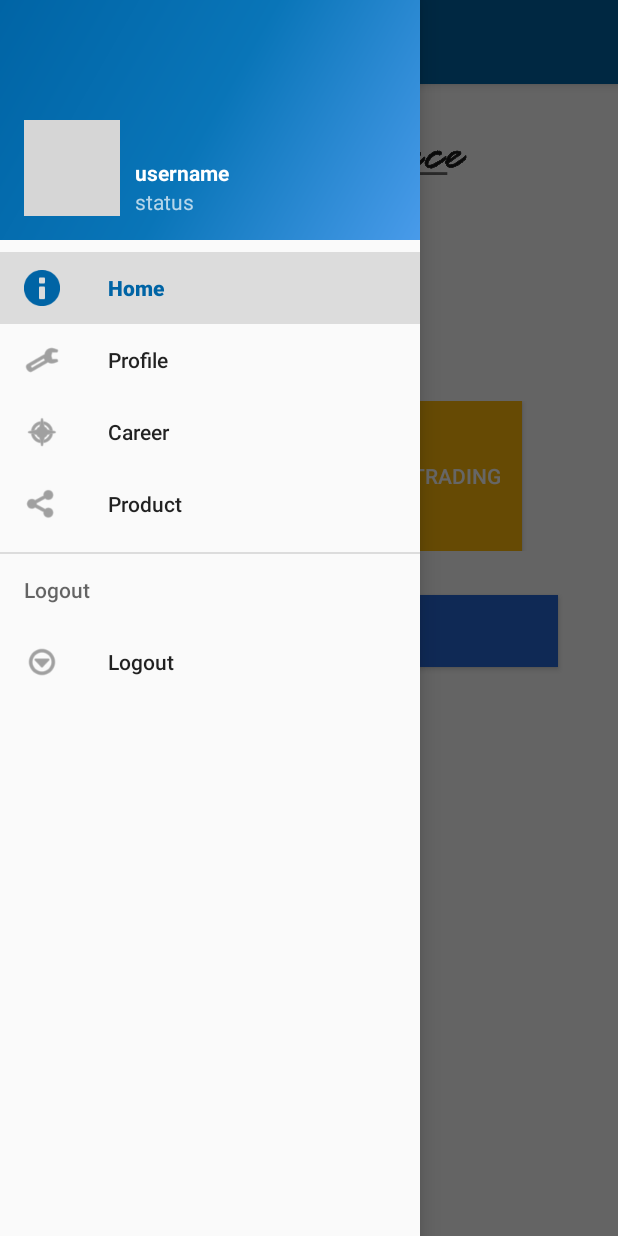
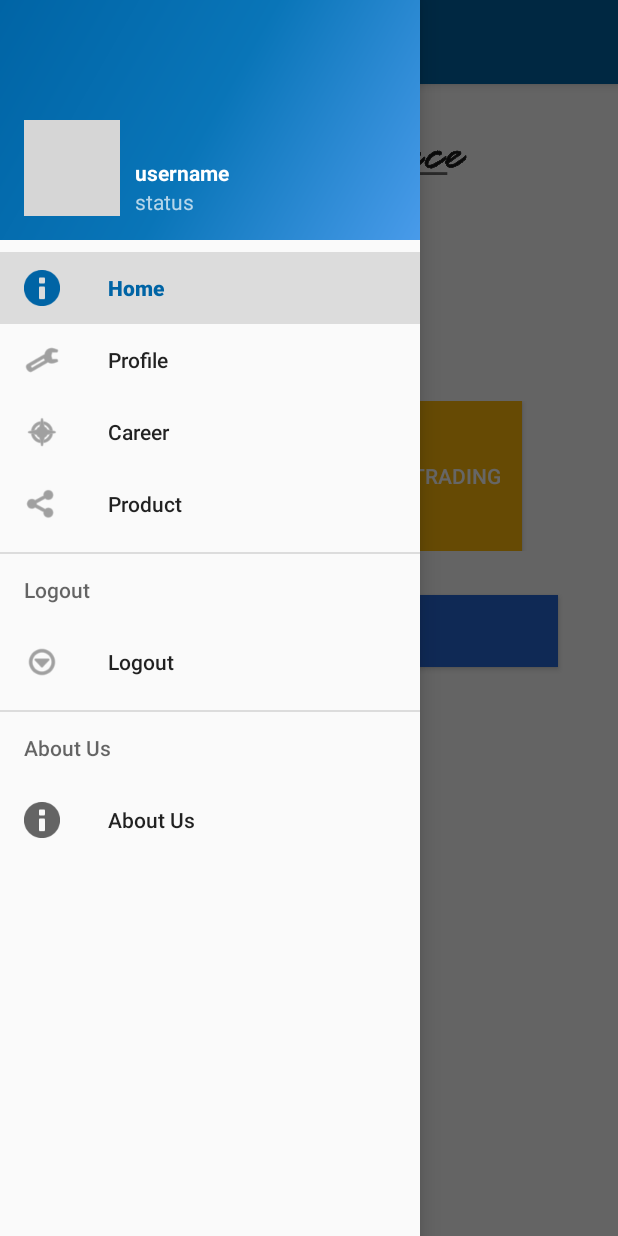
Before and after one commit to semmiverian/androidSkripsi, an Android app: the home_activity screen opened directly, with no data from a screen before it, with the side drawer open, on a phone screen of 412 x 824 dp. Run offline under Robolectric (Android 15) with nearby library versions, the phone set to English and light mode, and no system bars; our stand-ins replace Picasso; libraries missing offline, so code that uses them is left out: com.afollestad.materialdialogs; plain views replace CircularImageView; pictures from the network do not load; grey boxes are pictures that could not be loaded.

Commit message:
Clean some code and Add about us fragment

```diff
--- a/app/src/main/java/com/skripsi/semmi/restget3/Fragment/RegisterFragment.java
+++ b/app/src/main/java/com/skripsi/semmi/restget3/Fragment/RegisterFragment.java
@@ -35,14 +35,12 @@ public class RegisterFragment extends Fragment implements View.OnClickListener {
     private EditText mEmail;
     private EditText mName;
     private EditText mJurusan;
-    private EditText mTahunulus;
     private CheckBox mCheckBox;
     private String username;
     private String dob;
     private String email;
     private String name;
     private String jurusan;
-    private String tahunlulus;
     private MaterialDialog dialog;
     public static RegisterFragment getInstance(){
         RegisterFragment fragment=new RegisterFragment();
@@ -58,7 +56,6 @@ public class RegisterFragment extends Fragment implements View.OnClickListener {
         mEmail= (EditText) view.findViewById(R.id.emailRegis);
         mName= (EditText) view.findViewById(R.id.nameRegis);
         mJurusan = (EditText) view.findViewById(R.id.jurusanRegis);
-        mTahunulus= (EditText) view.findViewById(R.id.tahunLulus);
         mCheckBox= (CheckBox) view.findViewById(R.id.checkBoxTOS);
         mButton.setOnClickListener(this);
         return view;
@@ -78,13 +75,12 @@ public class RegisterFragment extends Fragment implements View.OnClickListener {
         email=mEmail.getText().toString();
         name=mName.getText().toString();
         jurusan=mJurusan.getText().toString();
-        tahunlulus=mTahunulus.getText().toString();
 
         RestAdapter restAdapter=new RestAdapter.Builder()
                 .setEndpoint(getString(R.string.api))
                 .build();
         RegisterApiInterface registerApiInterface=restAdapter.create(RegisterApiInterface.class);
-        registerApiInterface.postRegister(username,dob,email, name,jurusan,tahunlulus,new Callback<Register>() {
+        registerApiInterface.postRegister(username,dob,email, name,jurusan,new Callback<Register>() {
             @Override
             public void success(Register register, Response response) {
                //  Log.d("sukses","alhamdulillah");
--- a/app/src/main/java/com/skripsi/semmi/restget3/Interface/RegisterApiInterface.java
+++ b/app/src/main/java/com/skripsi/semmi/restget3/Interface/RegisterApiInterface.java
@@ -18,7 +18,7 @@ public interface RegisterApiInterface {
     @Multipart
     @POST("/register.php")
     void postRegister(@Part("username") String username,@Part("dob") String dob,@Part("email") String email, @Part("nama")
-    String nama,@Part("jurusan") String jurusan, @Part("tahunlulus") String tahunLulus,Callback<Register> callback);
+    String nama,@Part("jurusan") String jurusan,Callback<Register> callback);
     //void postRegister(@Body Register register, Callback<Register> callback);
 
 }
--- a/app/src/main/java/com/skripsi/semmi/restget3/activity/home_activity.java
+++ b/app/src/main/java/com/skripsi/semmi/restget3/activity/home_activity.java
@@ -5,7 +5,6 @@ import android.content.Context;
 import android.content.Intent;
 import android.content.SharedPreferences;
 import android.database.Cursor;
-import android.database.sqlite.SQLiteDatabase;
 import android.net.Uri;
 import android.os.Bundle;
 import android.support.design.widget.NavigationView;
@@ -17,12 +16,12 @@ import android.support.v7.widget.Toolbar;
 import android.util.Log;
 import android.view.MenuItem;
 import android.view.View;
-import android.widget.Button;
 import android.widget.ImageView;
 import android.widget.TextView;
 
 import com.afollestad.materialdialogs.DialogAction;
 import com.afollestad.materialdialogs.MaterialDialog;
+import com.skripsi.semmi.restget3.Fragment.AboutUsFragment;
 import com.skripsi.semmi.restget3.Fragment.HomeFragment;
 import com.skripsi.semmi.restget3.Fragment.UserProfileCareerFragment;
 import com.skripsi.semmi.restget3.Fragment.UserProfileProductListFragment;
@@ -39,23 +38,12 @@ import com.squareup.picasso.Picasso;
 public class home_activity extends AppCompatActivity implements View.OnClickListener, NavigationView.OnNavigationItemSelectedListener {
     public static final String  username="username";
     public static final String  status="status";
-    private TextView mUserLogin;
-    private TextView mStatusLogin;
-    private Button mAroundMe;
-    private Button mCareer;
-    private Button mDummy;
-    private Button allUser;
-    private Button product;
-    private Button userProfileBeta;
     private ImageView userImage;
-    private String usernameExtra;
-    private String statusExtra;
     private String imageUserLink;
     private SharedPreferences sharedPreferences;
     private TextView navigationName;
     private TextView navigationStatus;
     private NavigationView navigationView;
-    public final static int addCareerCode =112;
 
     @Override
     public void onCreate(Bundle savedInstanceState) {
@@ -64,42 +52,6 @@ public class home_activity extends AppCompatActivity implements View.OnClickList
         Toolbar toolbar = (Toolbar) findViewById(R.id.toolbar);
         setSupportActionBar(toolbar);
         displayFirstFragment();
-
-
-
-
-        // Content responding code
-//        mUserLogin= (TextView) findViewById(R.id.userLogin);
-//        mStatusLogin= (TextView) findViewById(R.id.statusLogin);
-        // validasi dan ngambil data dari aktivitas login
-//        if(getIntent()!= null && getIntent().getExtras()!=null){
-//            if(getIntent().getExtras().containsKey(username)){
-//                mUserLogin.setText(getIntent().getExtras().getString(username));
-//                usernameExtra=mUserLogin.getText().toString();
-//                mStatusLogin.setText(getIntent().getExtras().getString(status));
-//            }
-//        }
-
-        // find ID code
-//        mAroundMe= (Button) findViewById(R.id.aroundme);
-//        mCareer= (Button) findViewById(R.id.careerButton);
-//        mDummy= (Button) findViewById(R.id.dummybutton);
-//        allUser= (Button) findViewById(R.id.allUserButton);
-//        product = (Button) findViewById(R.id.trading);
-//        userProfileBeta = (Button) findViewById(R.id.userProfileBeta);
-
-
-
-        // on click listener
-//        mAroundMe.setOnClickListener(this);
-//        mCareer.setOnClickListener(this);
-//        mDummy.setOnClickListener(this);
-//        allUser.setOnClickListener(this);
-//        product.setOnClickListener(this);
-//        userProfileBeta.setOnClickListener(this);
-
-
-
 
         // Drawer layout responding code
         DrawerLayout drawer = (DrawerLayout) findViewById(R.id.drawerMainLayout);
@@ -150,24 +102,13 @@ public class home_activity extends AppCompatActivity implements View.OnClickList
             }
         }
 //        String nama = sharedPreferences.getString("usernameSession", "username");
-//
-
-
-
-
         /*
             Database Testing code
          */
-        Cursor cursor = getContentResolver().query(UserProvider.CONTENT_URI,DBopenHelper.allColumns,null,null,null,null);
-        String[] datas = {DBopenHelper.USER_NAME};
+//        Cursor cursor = getContentResolver().query(UserProvider.CONTENT_URI,DBopenHelper.allColumns,null,null,null,null);
+//        String[] datas = {DBopenHelper.USER_NAME};
 //        saveCurrentUser(nama);
-        selectAllData(cursor);
-
-        Log.d("current count",""+cursor.getCount());
-
-
-
-
+//        selectAllData(cursor)
         // set Intent Services to get location if the gps is on
 //        Intent serviceIntent = new Intent(this, UpdateDataLocationServices.class);
 //        startService(serviceIntent);
@@ -192,7 +133,6 @@ public class home_activity extends AppCompatActivity implements View.OnClickList
                 flag += 1;
                 cursor.moveToNext();
             }
-            Log.d("wrond","wrong logic");
         }
     }
 
@@ -236,25 +176,7 @@ public class home_activity extends AppCompatActivity implements View.OnClickList
                 .into(userImage);
     }
 
-//    @Override
-//    public boolean onCreateOptionsMenu(Menu menu) {
-//        getMenuInflater().inflate(R.menu.menu_home, menu);
-//        return true;
-//    }
 
-//    @Override
-//    public boolean onOptionsItemSelected(MenuItem item) {
-//        int id=item.getItemId();
-//        switch (id){
-//            case R.id.action_logout:
-//                logoutConfirmationDialog();
-//                break;
-//            case R.id.action_profile:
-//                showUserProfile();
-//                break;
-//        }
-//        return super.onOptionsItemSelected(item);
-//    }
 
     private void logoutConfirmationDialog() {
         new MaterialDialog.Builder(this)
@@ -314,34 +236,6 @@ public class home_activity extends AppCompatActivity implements View.OnClickList
 
     @Override
     public void onClick(View v) {
-//        switch (v.getId()) {
-//            case R.id.aroundme:
-//                Intent intentAroundMe=new Intent(this,AroundMeActivity.class);
-//                intentAroundMe.putExtra(AroundMeActivity.username, usernameExtra);
-//                startActivity(intentAroundMe);
-//                break;
-//            case R.id.careerButton:
-//                Intent intentCareer=new Intent(this,CareerActivity.class);
-////                intentAroundMe.putExtra(AroundMeActivity.username, usernameExtra);
-//                startActivity(intentCareer);
-//                break;
-//            case R.id.dummybutton:
-//                progressBar();
-//                break;
-//            case R.id.allUserButton:
-//                Intent intentUser = new Intent(this, AllUserActivity.class);
-//                startActivity(intentUser);
-//                break;
-//            case R.id.trading:
-//                Intent intentTrading = new Intent(this , AllProductActivity.class);
-//                startActivity(intentTrading);
-//                break;
-//            case R.id.userProfileBeta:
-//                Intent userProfileBetaIntent = new Intent(this, UserProfileNewActivity.class);
-//                startActivity(userProfileBetaIntent);
-//                break;
-//        }
-
 
     }
 
@@ -364,6 +258,8 @@ public class home_activity extends AppCompatActivity implements View.OnClickList
             openProductFragment();
         }else if(id == R.id.nav_logout){
             logoutConfirmationDialog();
+        }else if(id == R.id.nav_about_us){
+            openAboutUsFragment();
         }
         item.setChecked(true);
         setTitle(item.getTitle());
@@ -372,7 +268,9 @@ public class home_activity extends AppCompatActivity implements View.OnClickList
         return true;
     }
 
-
+    private void openAboutUsFragment() {
+        getSupportFragmentManager().beginTransaction().replace(R.id.container, AboutUsFragment.getInstance()).commit();
+    }
 
 
 }
--- a/app/src/main/res/layout/simple_login_page.xml
+++ b/app/src/main/res/layout/simple_login_page.xml
@@ -36,7 +36,7 @@ android:id="@+id/container"
                 android:layout_width="match_parent"
                 android:layout_height="wrap_content"
                 android:id="@+id/username"
-                android:hint="Email"
+                android:hint=" Username"
                 android:background="#ffffff"
                 android:padding="10dp"
                 android:textSize="15sp" />
--- a/app/src/main/res/menu/main_drawer.xml
+++ b/app/src/main/res/menu/main_drawer.xml
@@ -19,4 +19,11 @@
         </menu>
     </item>
 
+    <item android:title="About Us">
+        <menu>
+            <item android:id="@+id/nav_about_us" android:icon="@android:drawable/ic_dialog_info"
+                android:title="@string/about_us" />
+        </menu>
+    </item>
+
 </menu>
--- a/app/src/main/res/values/strings.xml
+++ b/app/src/main/res/values/strings.xml
@@ -41,4 +41,5 @@
     <string name="search_header">Search User by username or name</string>
     <string name="update_produk">Update Produk</string>
     <string name="app_name_alumni">Alumni Space</string>
+    <string name="about_us">About Us</string>
 </resources>
```
Also changed, not shown: app/src/main/java/com/skripsi/semmi/restget3/Fragment/AboutUsFragment.java (added, +39 -0 lines), app/src/main/java/com/skripsi/semmi/restget3/MainActivity.java (+21 -25 lines), app/src/main/res/layout/about_us_fragment.xml (added, +19 -0 lines), app/src/main/res/layout/simple_register_page.xml (+1 -10 lines).
